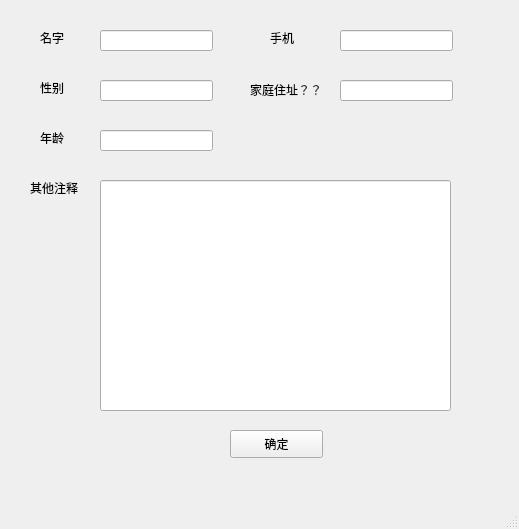
Before: the Qt Designer form UI/information.ui in DefJia/TCM-Retrieval-System, drawn with Qt 5.
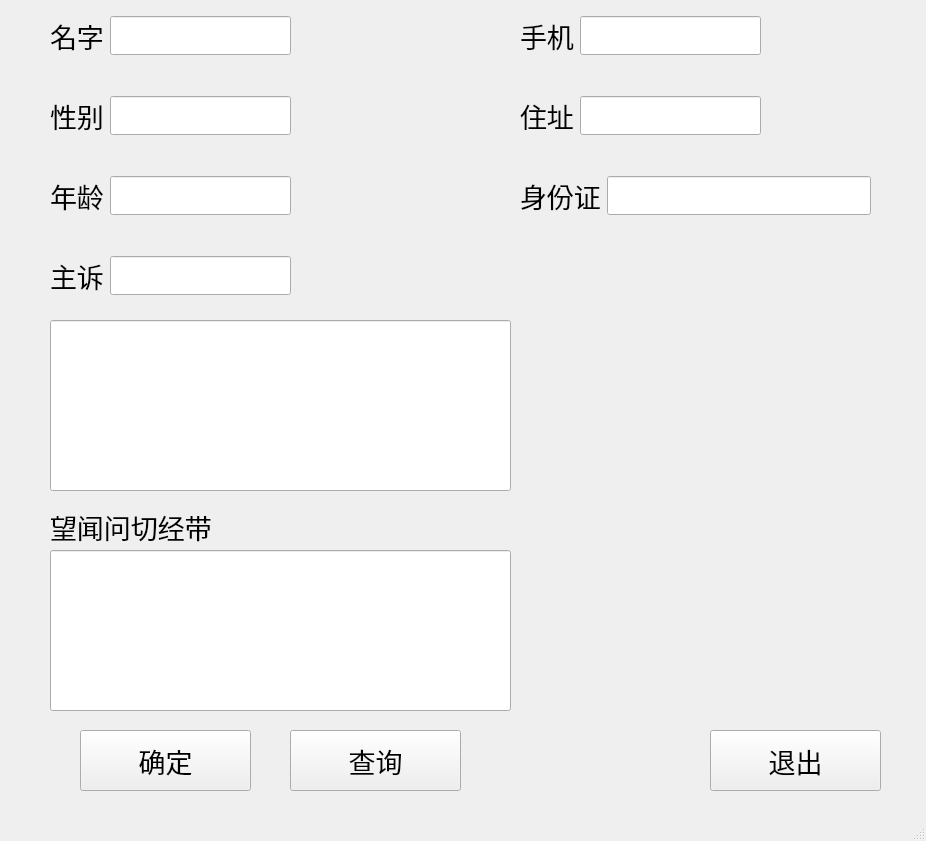
After: the same form once the commit is applied.

```diff
--- a/UI/information.ui
+++ b/UI/information.ui
@@ -6,114 +6,27 @@
    <rect>
     <x>0</x>
     <y>0</y>
-    <width>519</width>
-    <height>529</height>
+    <width>926</width>
+    <height>841</height>
    </rect>
   </property>
   <property name="windowTitle">
    <string>MainWindow</string>
   </property>
   <widget class="QWidget" name="centralwidget">
-   <widget class="QLabel" name="label">
+   <widget class="QPushButton" name="IButtonYes">
     <property name="geometry">
      <rect>
-      <x>40</x>
-      <y>30</y>
-      <width>72</width>
-      <height>15</height>
+      <x>80</x>
+      <y>730</y>
+      <width>171</width>
+      <height>61</height>
      </rect>
     </property>
-    <property name="text">
-     <string>名字</string>
-    </property>
-   </widget>
-   <widget class="QLineEdit" name="lineEdit">
-    <property name="geometry">
-     <rect>
-      <x>100</x>
-      <y>30</y>
-      <width>113</width>
-      <height>21</height>
-     </rect>
-    </property>
-   </widget>
-   <widget class="QLabel" name="label_2">
-    <property name="geometry">
-     <rect>
-      <x>40</x>
-      <y>80</y>
-      <width>72</width>
-      <height>15</height>
-     </rect>
-    </property>
-    <property name="text">
-     <string>性别</string>
-    </property>
-   </widget>
-   <widget class="QLabel" name="label_3">
-    <property name="geometry">
-     <rect>
-      <x>40</x>
-      <y>130</y>
-      <width>72</width>
-      <height>15</height>
-     </rect>
-    </property>
-    <property name="text">
-     <string>年龄</string>
-    </property>
-   </widget>
-   <widget class="QLabel" name="label_4">
-    <property name="geometry">
-     <rect>
-      <x>30</x>
-      <y>180</y>
-      <width>72</width>
-      <height>15</height>
-     </rect>
-    </property>
-    <property name="text">
-     <string>其他注释</string>
-    </property>
-   </widget>
-   <widget class="QLineEdit" name="lineEdit_2">
-    <property name="geometry">
-     <rect>
-      <x>100</x>
-      <y>80</y>
-      <width>113</width>
-      <height>21</height>
-     </rect>
-    </property>
-   </widget>
-   <widget class="QLineEdit" name="lineEdit_3">
-    <property name="geometry">
-     <rect>
-      <x>100</x>
-      <y>130</y>
-      <width>113</width>
-      <height>21</height>
-     </rect>
-    </property>
-   </widget>
-   <widget class="QLineEdit" name="lineEdit_4">
-    <property name="geometry">
-     <rect>
-      <x>100</x>
-      <y>180</y>
-      <width>351</width>
-      <height>231</height>
-     </rect>
-    </property>
-   </widget>
-   <widget class="QPushButton" name="pushButton">
-    <property name="geometry">
-     <rect>
-      <x>230</x>
-      <y>430</y>
-      <width>93</width>
-      <height>28</height>
-     </rect>
+    <property name="font">
+     <font>
+      <pointsize>20</pointsize>
+     </font>
     </property>
     <property name="text">
      <string>确定</string>
@@ -122,47 +35,316 @@
    <widget class="QLabel" name="label_5">
     <property name="geometry">
      <rect>
-      <x>270</x>
-      <y>30</y>
-      <width>72</width>
-      <height>15</height>
+      <x>50</x>
+      <y>510</y>
+      <width>198</width>
+      <height>33</height>
      </rect>
     </property>
+    <property name="font">
+     <font>
+      <pointsize>20</pointsize>
+     </font>
+    </property>
     <property name="text">
-     <string>手机</string>
+     <string>望闻问切经带</string>
     </property>
    </widget>
    <widget class="QLineEdit" name="lineEdit_5">
     <property name="geometry">
      <rect>
-      <x>340</x>
-      <y>30</y>
-      <width>113</width>
-      <height>21</height>
+      <x>50</x>
+      <y>320</y>
+      <width>461</width>
+      <height>171</height>
      </rect>
     </property>
+    <property name="font">
+     <font>
+      <pointsize>20</pointsize>
+     </font>
+    </property>
    </widget>
-   <widget class="QLabel" name="label_6">
+   <widget class="QWidget" name="horizontalLayoutWidget">
     <property name="geometry">
      <rect>
-      <x>250</x>
+      <x>50</x>
+      <y>0</y>
+      <width>241</width>
+      <height>71</height>
+     </rect>
+    </property>
+    <layout class="QHBoxLayout" name="horizontalLayout">
+     <item>
+      <widget class="QLabel" name="label">
+       <property name="font">
+        <font>
+         <pointsize>20</pointsize>
+        </font>
+       </property>
+       <property name="text">
+        <string>名字</string>
+       </property>
+      </widget>
+     </item>
+     <item>
+      <widget class="QLineEdit" name="lineName">
+       <property name="font">
+        <font>
+         <pointsize>20</pointsize>
+        </font>
+       </property>
+      </widget>
+     </item>
+    </layout>
+   </widget>
+   <widget class="QWidget" name="horizontalLayoutWidget_2">
+    <property name="geometry">
+     <rect>
+      <x>50</x>
       <y>80</y>
-      <width>91</width>
-      <height>20</height>
+      <width>241</width>
+      <height>71</height>
      </rect>
     </property>
-    <property name="text">
-     <string>家庭住址？？</string>
+    <layout class="QHBoxLayout" name="horizontalLayout_2">
+     <item>
+      <widget class="QLabel" name="label_9">
+       <property name="font">
+        <font>
+         <pointsize>20</pointsize>
+        </font>
+       </property>
+       <property name="text">
+        <string>性别</string>
+       </property>
+      </widget>
+     </item>
+     <item>
+      <widget class="QLineEdit" name="lineGender">
+       <property name="font">
+        <font>
+         <pointsize>20</pointsize>
+        </font>
+       </property>
+      </widget>
+     </item>
+    </layout>
+   </widget>
+   <widget class="QWidget" name="horizontalLayoutWidget_3">
+    <property name="geometry">
+     <rect>
+      <x>50</x>
+      <y>160</y>
+      <width>241</width>
+      <height>71</height>
+     </rect>
     </property>
+    <layout class="QHBoxLayout" name="horizontalLayout_3">
+     <item>
+      <widget class="QLabel" name="label_10">
+       <property name="font">
+        <font>
+         <pointsize>20</pointsize>
+        </font>
+       </property>
+       <property name="text">
+        <string>年龄</string>
+       </property>
+      </widget>
+     </item>
+     <item>
+      <widget class="QLineEdit" name="lineage">
+       <property name="font">
+        <font>
+         <pointsize>20</pointsize>
+        </font>
+       </property>
+      </widget>
+     </item>
+    </layout>
    </widget>
-   <widget class="QLineEdit" name="lineEdit_6">
+   <widget class="QWidget" name="horizontalLayoutWidget_4">
     <property name="geometry">
      <rect>
-      <x>340</x>
+      <x>520</x>
+      <y>0</y>
+      <width>241</width>
+      <height>71</height>
+     </rect>
+    </property>
+    <layout class="QHBoxLayout" name="horizontalLayout_4">
+     <item>
+      <widget class="QLabel" name="label_11">
+       <property name="font">
+        <font>
+         <pointsize>20</pointsize>
+        </font>
+       </property>
+       <property name="text">
+        <string>手机</string>
+       </property>
+      </widget>
+     </item>
+     <item>
+      <widget class="QLineEdit" name="linePhone">
+       <property name="font">
+        <font>
+         <pointsize>20</pointsize>
+        </font>
+       </property>
+      </widget>
+     </item>
+    </layout>
+   </widget>
+   <widget class="QWidget" name="horizontalLayoutWidget_5">
+    <property name="geometry">
+     <rect>
+      <x>520</x>
       <y>80</y>
-      <width>113</width>
-      <height>21</height>
+      <width>241</width>
+      <height>71</height>
      </rect>
+    </property>
+    <layout class="QHBoxLayout" name="horizontalLayout_5">
+     <item>
+      <widget class="QLabel" name="label_12">
+       <property name="font">
+        <font>
+         <pointsize>20</pointsize>
+        </font>
+       </property>
+       <property name="text">
+        <string>住址</string>
+       </property>
+      </widget>
+     </item>
+     <item>
+      <widget class="QLineEdit" name="lineAdress">
+       <property name="font">
+        <font>
+         <pointsize>20</pointsize>
+        </font>
+       </property>
+      </widget>
+     </item>
+    </layout>
+   </widget>
+   <widget class="QWidget" name="horizontalLayoutWidget_6">
+    <property name="geometry">
+     <rect>
+      <x>520</x>
+      <y>160</y>
+      <width>351</width>
+      <height>71</height>
+     </rect>
+    </property>
+    <layout class="QHBoxLayout" name="horizontalLayout_6">
+     <item>
+      <widget class="QLabel" name="label_13">
+       <property name="font">
+        <font>
+         <pointsize>20</pointsize>
+        </font>
+       </property>
+       <property name="text">
+        <string>身份证</string>
+       </property>
+      </widget>
+     </item>
+     <item>
+      <widget class="QLineEdit" name="lineIdcard">
+       <property name="font">
+        <font>
+         <pointsize>20</pointsize>
+        </font>
+       </property>
+      </widget>
+     </item>
+    </layout>
+   </widget>
+   <widget class="QWidget" name="horizontalLayoutWidget_7">
+    <property name="geometry">
+     <rect>
+      <x>50</x>
+      <y>240</y>
+      <width>241</width>
+      <height>71</height>
+     </rect>
+    </property>
+    <layout class="QHBoxLayout" name="horizontalLayout_7">
+     <item>
+      <widget class="QLabel" name="label_14">
+       <property name="font">
+        <font>
+         <pointsize>20</pointsize>
+        </font>
+       </property>
+       <property name="text">
+        <string>主诉</string>
+       </property>
+      </widget>
+     </item>
+     <item>
+      <widget class="QLineEdit" name="lineSymptom">
+       <property name="font">
+        <font>
+         <pointsize>20</pointsize>
+        </font>
+       </property>
+      </widget>
+     </item>
+    </layout>
+   </widget>
+   <widget class="QPushButton" name="IButtonInquire">
+    <property name="geometry">
+     <rect>
+      <x>290</x>
+      <y>730</y>
+      <width>171</width>
+      <height>61</height>
+     </rect>
+    </property>
+    <property name="font">
+     <font>
+      <pointsize>20</pointsize>
+     </font>
+    </property>
+    <property name="text">
+     <string>查询</string>
+    </property>
+   </widget>
+   <widget class="QPushButton" name="IButtonOut">
+    <property name="geometry">
+     <rect>
+      <x>710</x>
+      <y>730</y>
+      <width>171</width>
+      <height>61</height>
+     </rect>
+    </property>
+    <property name="font">
+     <font>
+      <pointsize>20</pointsize>
+     </font>
+    </property>
+    <property name="text">
+     <string>退出</string>
+    </property>
+   </widget>
+   <widget class="QLineEdit" name="lineEdit_16">
+    <property name="geometry">
+     <rect>
+      <x>50</x>
+      <y>550</y>
+      <width>461</width>
+      <height>161</height>
+     </rect>
+    </property>
+    <property name="font">
+     <font>
+      <pointsize>20</pointsize>
+     </font>
     </property>
    </widget>
   </widget>
```
Left out of the diff: 10 changed lines with no effect on the pictures.
